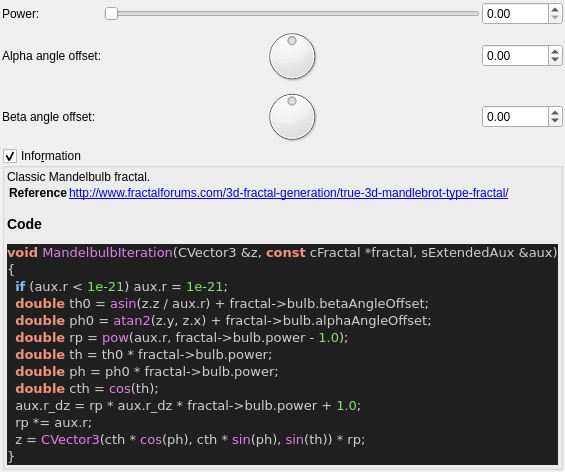
Qt form mandelbulber2/qt_data/fractal_mandelbulb.ui (buddhi1980/mandelbulber2) before a commit.
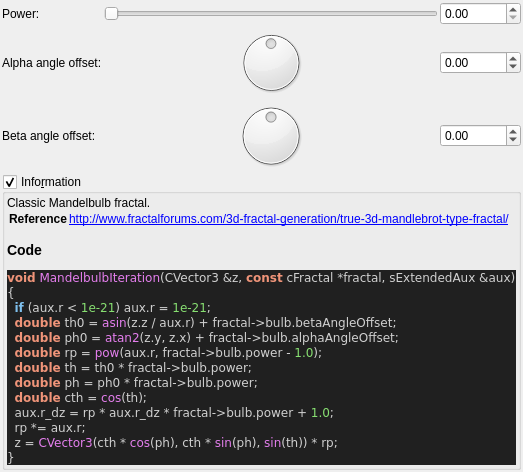
The same form after that commit. Custom widgets are drawn as their Qt base class.

```diff
--- a/mandelbulber2/qt_data/fractal_mandelbulb.ui
+++ b/mandelbulber2/qt_data/fractal_mandelbulb.ui
@@ -227,7 +227,7 @@
 &lt;title&gt;Source file&lt;/title&gt;
 &lt;/head&gt;
 &lt;body style=&quot;background-color:#202020&quot;&gt;
-&lt;pre style=&quot;color:#d0d0d0; background-color:#202020; font-size:10pt; font-family:'Courier New';&quot;&gt;&lt;span style=&quot;color:#f09479; font-weight:bold&quot;&gt;void&lt;/span&gt; &lt;span style=&quot;color:#e47eed&quot;&gt;MandelbulbIteration&lt;/span&gt;&lt;span style=&quot;color:#d0d0d0&quot;&gt;(&lt;/span&gt;CVector3 &lt;span style=&quot;color:#d0d0d0&quot;&gt;&amp;amp;&lt;/span&gt;z&lt;span style=&quot;color:#d0d0d0&quot;&gt;,&lt;/span&gt; &lt;span style=&quot;color:#f09479; font-weight:bold&quot;&gt;const&lt;/span&gt; cFractal &lt;span style=&quot;color:#d0d0d0&quot;&gt;*&lt;/span&gt;fractal&lt;span style=&quot;color:#d0d0d0&quot;&gt;,&lt;/span&gt; sExtendedAux &lt;span style=&quot;color:#d0d0d0&quot;&gt;&amp;amp;&lt;/span&gt;aux&lt;span style=&quot;color:#d0d0d0&quot;&gt;)&lt;/span&gt;
+&lt;pre style=&quot;color:#d0d0d0; background-color:#202020;  font-family:'Courier New';&quot;&gt;&lt;span style=&quot;color:#f09479; font-weight:bold&quot;&gt;void&lt;/span&gt; &lt;span style=&quot;color:#e47eed&quot;&gt;MandelbulbIteration&lt;/span&gt;&lt;span style=&quot;color:#d0d0d0&quot;&gt;(&lt;/span&gt;CVector3 &lt;span style=&quot;color:#d0d0d0&quot;&gt;&amp;amp;&lt;/span&gt;z&lt;span style=&quot;color:#d0d0d0&quot;&gt;,&lt;/span&gt; &lt;span style=&quot;color:#f09479; font-weight:bold&quot;&gt;const&lt;/span&gt; cFractal &lt;span style=&quot;color:#d0d0d0&quot;&gt;*&lt;/span&gt;fractal&lt;span style=&quot;color:#d0d0d0&quot;&gt;,&lt;/span&gt; sExtendedAux &lt;span style=&quot;color:#d0d0d0&quot;&gt;&amp;amp;&lt;/span&gt;aux&lt;span style=&quot;color:#d0d0d0&quot;&gt;)&lt;/span&gt;
 &lt;span style=&quot;color:#d0d0d0&quot;&gt;{&lt;/span&gt;
   &lt;span style=&quot;color:#7ec0ee; font-weight:bold&quot;&gt;if&lt;/span&gt; &lt;span style=&quot;color:#d0d0d0&quot;&gt;(&lt;/span&gt;aux&lt;span style=&quot;color:#d0d0d0&quot;&gt;.&lt;/span&gt;r &lt;span style=&quot;color:#d0d0d0&quot;&gt;&amp;lt;&lt;/span&gt; &lt;span style=&quot;color:#87df71&quot;&gt;1e-21&lt;/span&gt;&lt;span style=&quot;color:#d0d0d0&quot;&gt;)&lt;/span&gt; aux&lt;span style=&quot;color:#d0d0d0&quot;&gt;.&lt;/span&gt;r &lt;span style=&quot;color:#d0d0d0&quot;&gt;=&lt;/span&gt; &lt;span style=&quot;color:#87df71&quot;&gt;1e-21&lt;/span&gt;&lt;span style=&quot;color:#d0d0d0&quot;&gt;;&lt;/span&gt;
   &lt;span style=&quot;color:#f09479; font-weight:bold&quot;&gt;double&lt;/span&gt; th0 &lt;span style=&quot;color:#d0d0d0&quot;&gt;=&lt;/span&gt; &lt;span style=&quot;color:#e47eed&quot;&gt;asin&lt;/span&gt;&lt;span style=&quot;color:#d0d0d0&quot;&gt;(&lt;/span&gt;z&lt;span style=&quot;color:#d0d0d0&quot;&gt;.&lt;/span&gt;z &lt;span style=&quot;color:#d0d0d0&quot;&gt;/&lt;/span&gt; aux&lt;span style=&quot;color:#d0d0d0&quot;&gt;.&lt;/span&gt;r&lt;span style=&quot;color:#d0d0d0&quot;&gt;) +&lt;/span&gt; fractal&lt;span style=&quot;color:#d0d0d0&quot;&gt;-&amp;gt;&lt;/span&gt;bulb&lt;span style=&quot;color:#d0d0d0&quot;&gt;.&lt;/span&gt;betaAngleOffset&lt;span style=&quot;color:#d0d0d0&quot;&gt;;&lt;/span&gt;
```
